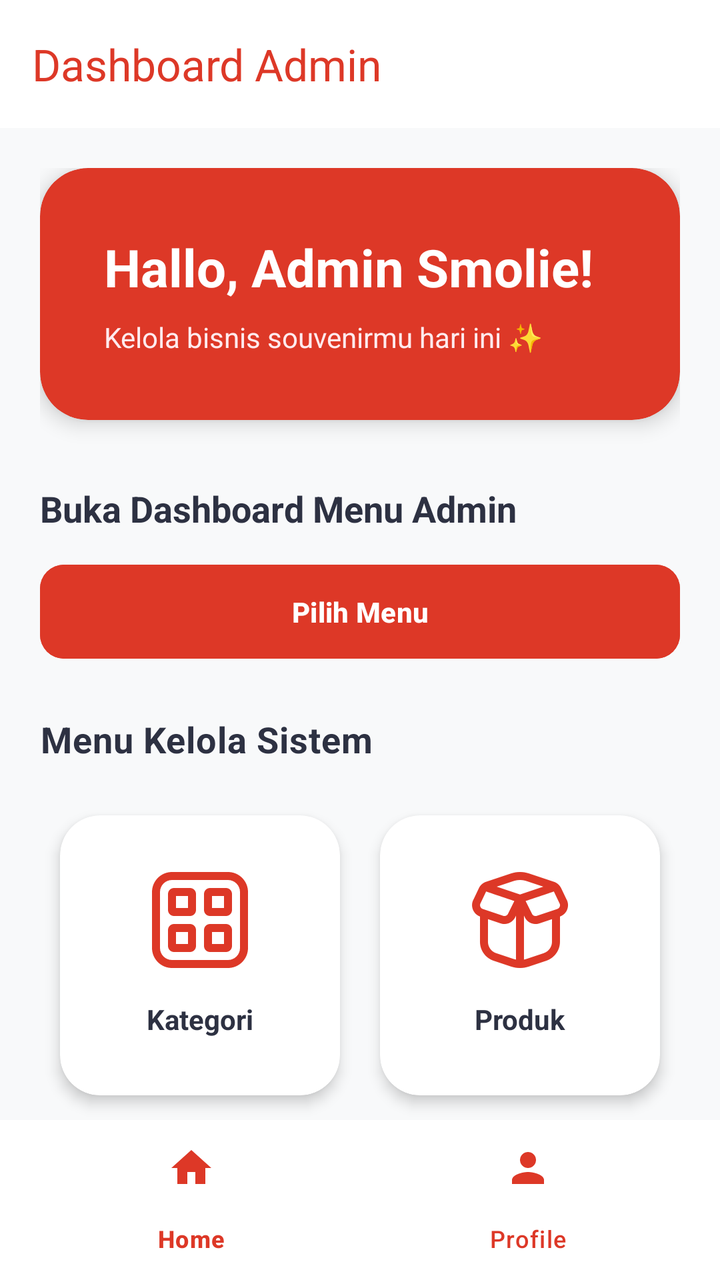
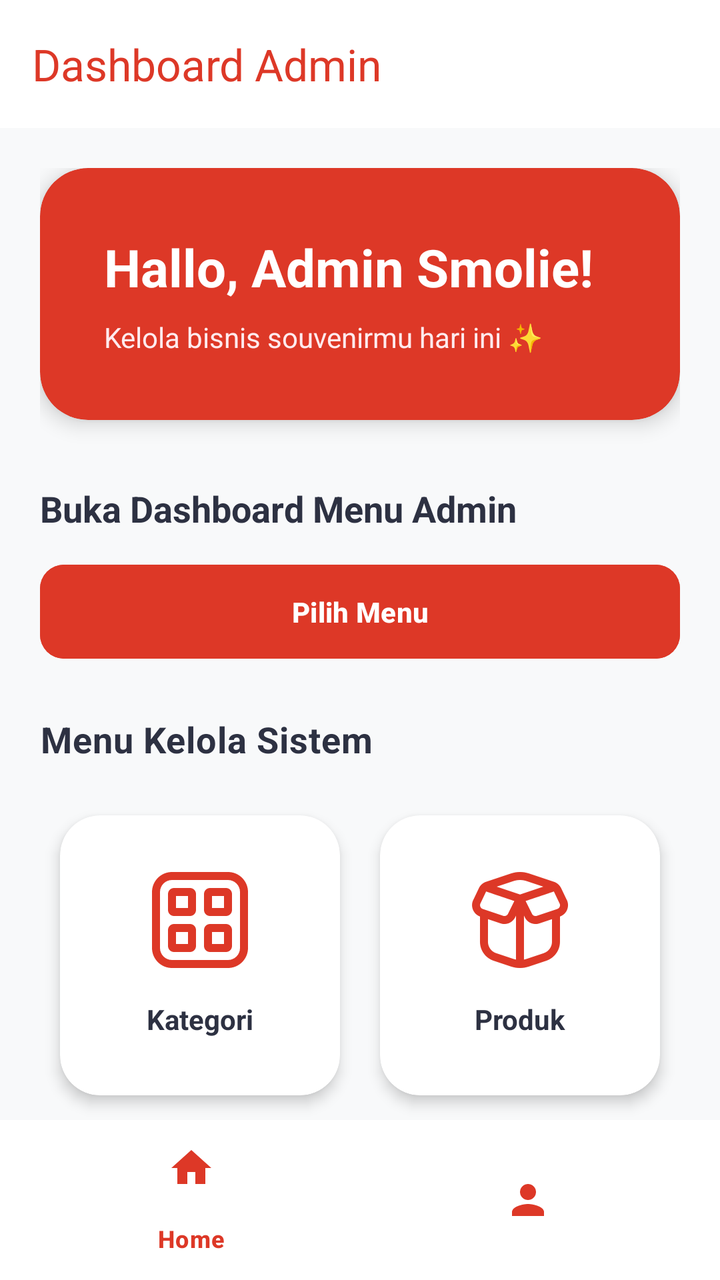

Compare the two renders of this Android layout. The source of the first and the diff that turns it into the second are given below.
<!-- AndroidManifest.xml: application theme Theme.SmolieGiftMobile -->
<!-- res/layout/activity_admin_dashboard.xml -->
<?xml version="1.0" encoding="utf-8"?>
<androidx.constraintlayout.widget.ConstraintLayout xmlns:android="http://schemas.android.com/apk/res/android"
    xmlns:app="http://schemas.android.com/apk/res-auto"
    android:layout_width="match_parent"
    android:layout_height="match_parent"
    android:background="#F8F9FA">

    <androidx.appcompat.widget.Toolbar
        android:id="@+id/toolbarAdmin"
        android:layout_width="match_parent"
        android:layout_height="?attr/actionBarSize"
        android:background="#FFFFFF"
        android:elevation="4dp"
        app:title="Dashboard Admin"
        app:titleTextColor="#DD3827"
        app:layout_constraintTop_toTopOf="parent" />

    <FrameLayout
        android:id="@+id/contentFrame"
        android:layout_width="match_parent"
        android:layout_height="0dp"
        app:layout_constraintTop_toBottomOf="@id/toolbarAdmin"
        app:layout_constraintBottom_toTopOf="@id/bottomNavigation">

        
        <ScrollView
            android:id="@+id/layoutHome"
            android:layout_width="match_parent"
            android:layout_height="match_parent"
            android:scrollbars="none"
            android:visibility="visible">

            <LinearLayout
                android:layout_width="match_parent"
                android:layout_height="wrap_content"
                android:orientation="vertical"
                android:padding="20dp"
                android:paddingBottom="40dp">

                
                <com.google.android.material.card.MaterialCardView
                    android:layout_width="match_parent"
                    android:layout_height="wrap_content"
                    app:cardBackgroundColor="#DD3827"
                    app:cardCornerRadius="24dp"
                    app:cardElevation="6dp"
                    app:strokeWidth="0dp"
                    android:layout_marginBottom="32dp">
                    <LinearLayout
                        android:layout_width="match_parent"
                        android:layout_height="wrap_content"
                        android:orientation="vertical"
                        android:padding="32dp">
                        <TextView
                            android:layout_width="wrap_content"
                            android:layout_height="wrap_content"
                            android:text="Hallo, Admin Smolie!"
                            android:textColor="#FFFFFF"
                            android:textSize="26sp"
                            android:textStyle="bold"/>
                        <TextView
                            android:layout_width="wrap_content"
                            android:layout_height="wrap_content"
                            android:text="Kelola bisnis souvenirmu hari ini ✨"
                            android:textColor="#FFEBEE"
                            android:textSize="14sp"
                            android:layout_marginTop="8dp"/>
                    </LinearLayout>
                </com.google.android.material.card.MaterialCardView>

                <TextView
                    android:layout_width="wrap_content"
                    android:layout_height="wrap_content"
                    android:text="Buka Dashboard Menu Admin"
                    android:textColor="#2D3142"
                    android:textStyle="bold"
                    android:textSize="18sp"
                    android:layout_marginBottom="12dp"/>

                <Button
                    android:id="@+id/btnPilihMenu"
                    android:layout_width="match_parent"
                    android:layout_height="55dp"
                    android:text="Pilih Menu"
                    android:backgroundTint="#DD3827"
                    android:textColor="#FFFFFF"
                    android:textStyle="bold"
                    app:cornerRadius="12dp"
                    android:layout_marginBottom="24dp"
                    android:elevation="4dp"/>

                <TextView
                    android:layout_width="wrap_content"
                    android:layout_height="wrap_content"
                    android:text="Menu Kelola Sistem"
                    android:textColor="#2D3142"
                    android:textStyle="bold"
                    android:textSize="18sp"
                    android:layout_marginBottom="16dp"
                    android:letterSpacing="0.02"/>

                <GridLayout
                    android:layout_width="match_parent"
                    android:layout_height="wrap_content"
                    android:columnCount="2"
                    android:alignmentMode="alignMargins"
                    android:columnOrderPreserved="false">

                    <com.google.android.material.card.MaterialCardView
                        android:id="@+id/cvMenuKategori"
                        android:layout_width="0dp"
                        android:layout_height="wrap_content"
                        android:layout_columnWeight="1"
                        android:layout_margin="10dp"
                        app:cardCornerRadius="20dp"
                        app:cardElevation="4dp"
                        app:strokeWidth="0dp"
                        app:cardBackgroundColor="#FFFFFF">
                        <LinearLayout
                            android:layout_width="match_parent"
                            android:layout_height="140dp"
                            android:orientation="vertical"
                            android:gravity="center"
                            android:padding="16dp">
                            <ImageView
                                android:layout_width="48dp"
                                android:layout_height="48dp"
                                android:src="@drawable/category_alt"
                                app:tint="#DD3827"/>
                            <TextView android:layout_width="wrap_content" android:layout_height="wrap_content" android:text="Kategori" android:textStyle="bold" android:textColor="#2D3142" android:layout_marginTop="16dp"/>
                        </LinearLayout>
                    </com.google.android.material.card.MaterialCardView>

                    <com.google.android.material.card.MaterialCardView
                        android:id="@+id/cvMenuProduk"
                        android:layout_width="0dp"
                        android:layout_height="wrap_content"
                        android:layout_columnWeight="1"
                        android:layout_margin="10dp"
                        app:cardCornerRadius="20dp"
                        app:cardElevation="4dp"
                        app:strokeWidth="0dp"
                        app:cardBackgroundColor="#FFFFFF">
                        <LinearLayout
                            android:layout_width="match_parent"
                            android:layout_height="140dp"
                            android:orientation="vertical"
                            android:gravity="center"
                            android:padding="16dp">
                            <ImageView
                                android:layout_width="48dp"
                                android:layout_height="48dp"
                                android:src="@drawable/box_open"
                                app:tint="#DD3827"/>
                            <TextView android:layout_width="wrap_content" android:layout_height="wrap_content" android:text="Produk" android:textStyle="bold" android:textColor="#2D3142" android:layout_marginTop="16dp"/>
                        </LinearLayout>
                    </com.google.android.material.card.MaterialCardView>

                    <com.google.android.material.card.MaterialCardView
                        android:id="@+id/cvMenuTransaksi"
                        android:layout_width="0dp"
                        android:layout_height="wrap_content"
                        android:layout_columnWeight="1"
                        android:layout_margin="10dp"
                        app:cardCornerRadius="20dp"
                        app:cardElevation="4dp"
                        app:strokeWidth="0dp"
                        app:cardBackgroundColor="#FFFFFF">
                        <LinearLayout
                            android:layout_width="match_parent"
                            android:layout_height="140dp"
                            android:orientation="vertical"
                            android:gravity="center"
                            android:padding="16dp">
                            <ImageView
                                android:layout_width="48dp"
                                android:layout_height="48dp"
                                android:src="@drawable/cash_register"
                                app:tint="#DD3827"/>
                            <TextView android:layout_width="wrap_content" android:layout_height="wrap_content" android:text="Transaksi" android:textStyle="bold" android:textColor="#2D3142" android:layout_marginTop="16dp"/>
                        </LinearLayout>
                    </com.google.android.material.card.MaterialCardView>

                    <com.google.android.material.card.MaterialCardView
                        android:id="@+id/cvMenuLaporan"
                        android:layout_width="0dp"
                        android:layout_height="wrap_content"
                        android:layout_columnWeight="1"
                        android:layout_margin="10dp"
                        app:cardCornerRadius="20dp"
                        app:cardElevation="4dp"
                        app:strokeWidth="0dp"
                        app:cardBackgroundColor="#FFFFFF">
                        <LinearLayout
                            android:layout_width="match_parent"
                            android:layout_height="140dp"
                            android:orientation="vertical"
                            android:gravity="center"
                            android:padding="16dp">
                            <ImageView
                                android:layout_width="48dp"
                                android:layout_height="48dp"
                                android:src="@drawable/newspaper"
                                app:tint="#DD3827"/>
                            <TextView android:layout_width="wrap_content" android:layout_height="wrap_content" android:text="Laporan" android:textStyle="bold" android:textColor="#2D3142" android:layout_marginTop="16dp"/>
                        </LinearLayout>
                    </com.google.android.material.card.MaterialCardView>

                </GridLayout>

            </LinearLayout>
        </ScrollView>

        
        <ScrollView
            android:id="@+id/layoutProfile"
            android:layout_width="match_parent"
            android:layout_height="match_parent"
            android:visibility="gone">

            <LinearLayout
                android:layout_width="match_parent"
                android:layout_height="wrap_content"
                android:orientation="vertical"
                android:padding="24dp"
                android:gravity="center_horizontal">

                <com.google.android.material.card.MaterialCardView
                    android:layout_width="140dp"
                    android:layout_height="140dp"
                    app:cardCornerRadius="70dp"
                    app:cardElevation="8dp"
                    app:strokeColor="#DD3827"
                    app:strokeWidth="3dp"
                    android:layout_marginBottom="24dp"
                    app:cardPreventCornerOverlap="false">
                    <ImageView
                        android:id="@+id/ivAdminProfile"
                        android:layout_width="match_parent"
                        android:layout_height="match_parent"
                        android:src="@drawable/smolie"
                        android:scaleType="centerCrop"
                        android:contentDescription="Admin Profile"/>
                </com.google.android.material.card.MaterialCardView>

                <TextView
                    android:id="@+id/tvAdminProfileName"
                    android:layout_width="wrap_content"
                    android:layout_height="wrap_content"
                    android:text="Administrator"
                    android:textSize="26sp"
                    android:textStyle="bold"
                    android:textColor="#2D3142"/>

                <TextView
                    android:id="@+id/tvAdminProfileEmail"
                    android:layout_width="wrap_content"
                    android:layout_height="wrap_content"
                    android:text="admin@smolie.com"
                    android:textSize="16sp"
                    android:textColor="#64748B"
                    android:layout_marginBottom="32dp"
                    android:fontFamily="sans-serif-medium"/>

                <com.google.android.material.card.MaterialCardView
                    android:layout_width="match_parent"
                    android:layout_height="wrap_content"
                    app:cardCornerRadius="20dp"
                    app:cardElevation="3dp"
                    app:strokeWidth="0dp"
                    app:cardBackgroundColor="#FFFFFF"
                    android:layout_marginBottom="24dp">
                    <LinearLayout
                        android:layout_width="match_parent"
                        android:layout_height="wrap_content"
                        android:orientation="vertical"
                        android:padding="24dp">
                        <TextView
                            android:layout_width="wrap_content"
                            android:layout_height="wrap_content"
                            android:text="Informasi Akun Admin"
                            android:textStyle="bold"
                            android:textColor="#2D3142"
                            android:textSize="18sp"
                            android:layout_marginBottom="16dp"/>

                        <TextView
                            android:id="@+id/tvAdminProfileUsername"
                            android:layout_width="wrap_content"
                            android:layout_height="wrap_content"
                            android:text="Username: -"
                            android:textColor="#64748B"
                            android:textSize="14sp"/>

                        <View android:layout_width="match_parent" android:layout_height="1dp" android:background="#F1F5F9" android:layout_marginTop="12dp" android:layout_marginBottom="12dp"/>

                        <TextView
                            android:id="@+id/tvAdminProfilePhone"
                            android:layout_width="wrap_content"
                            android:layout_height="wrap_content"
                            android:text="Telepon: -"
                            android:textColor="#64748B"
                            android:textSize="14sp"/>

                        <View android:layout_width="match_parent" android:layout_height="1dp" android:background="#F1F5F9" android:layout_marginTop="12dp" android:layout_marginBottom="12dp"/>

                        <TextView
                            android:id="@+id/tvAdminProfileGender"
                            android:layout_width="wrap_content"
                            android:layout_height="wrap_content"
                            android:text="Gender: -"
                            android:textColor="#64748B"
                            android:textSize="14sp"/>

                        <View android:layout_width="match_parent" android:layout_height="1dp" android:background="#F1F5F9" android:layout_marginTop="12dp" android:layout_marginBottom="12dp"/>

                        <TextView
                            android:id="@+id/tvAdminProfileAddress"
                            android:layout_width="wrap_content"
                            android:layout_height="wrap_content"
                            android:text="Alamat: -"
                            android:textColor="#64748B"
                            android:textSize="14sp"/>
                    </LinearLayout>
                </com.google.android.material.card.MaterialCardView>

                <Button
                    android:id="@+id/btnEditProfileAdmin"
                    android:layout_width="match_parent"
                    android:layout_height="55dp"
                    android:text="Edit Profil"
                    android:backgroundTint="#2D3142"
                    android:textColor="#FFFFFF"
                    android:textStyle="bold"
                    app:cornerRadius="12dp"
                    app:icon="@drawable/edit"
                    app:iconGravity="textStart"
                    app:iconPadding="8dp"/>

            </LinearLayout>
        </ScrollView>

    </FrameLayout>

    <com.google.android.material.bottomnavigation.BottomNavigationView
        android:id="@+id/bottomNavigation"
        android:layout_width="match_parent"
        android:layout_height="wrap_content"
        android:background="#FFFFFF"
        app:itemIconTint="#DD3827"
        app:itemTextColor="#DD3827"
        app:menu="@menu/admin_bottom_menu"
        app:layout_constraintBottom_toBottomOf="parent" />

</androidx.constraintlayout.widget.ConstraintLayout>
<!-- resources referenced by this layout -->
<resources>
  <!-- drawable cash_register (drawable) -->
  <vector xmlns:android="http://schemas.android.com/apk/res/android"
      android:width="512dp"
      android:height="512dp"
      android:viewportWidth="24"
      android:viewportHeight="24">
    <path
        android:fillColor="#FF000000"
        android:pathData="M19,10L7,10v-3h1.5c1.93,0 3.5,-1.57 3.5,-3.5s-1.57,-3.5 -3.5,-3.5L3.5,0C1.57,0 0,1.57 0,3.5s1.57,3.5 3.5,3.5h1.5v3c-2.757,0 -5,2.243 -5,5v4c0,2.757 2.243,5 5,5h14c2.757,0 5,-2.243 5,-5v-4c0,-2.757 -2.243,-5 -5,-5ZM2,3.5c0,-0.827 0.673,-1.5 1.5,-1.5h5c0.827,0 1.5,0.673 1.5,1.5s-0.673,1.5 -1.5,1.5L3.5,5c-0.827,0 -1.5,-0.673 -1.5,-1.5ZM5,12h14c1.654,0 3,1.346 3,3v3L2,18v-3c0,-1.654 1.346,-3 3,-3ZM19,22L5,22c-1.304,0 -2.415,-0.836 -2.828,-2L21.828,20c-0.413,1.164 -1.524,2 -2.828,2ZM9,15c0,-0.552 0.448,-1 1,-1s1,0.448 1,1 -0.448,1 -1,1 -1,-0.448 -1,-1ZM5,15c0,-0.552 0.448,-1 1,-1s1,0.448 1,1 -0.448,1 -1,1 -1,-0.448 -1,-1ZM13,15c0,-0.552 0.448,-1 1,-1s1,0.448 1,1 -0.448,1 -1,1 -1,-0.448 -1,-1ZM17,15c0,-0.552 0.448,-1 1,-1s1,0.448 1,1 -0.448,1 -1,1 -1,-0.448 -1,-1Z"/>
  </vector>
  <!-- drawable category_alt (drawable) -->
  <vector xmlns:android="http://schemas.android.com/apk/res/android"
      android:width="24dp"
      android:height="24dp"
      android:viewportWidth="24"
      android:viewportHeight="24">
    <path
        android:fillColor="#FF000000"
        android:pathData="m19,0L5,0C2.243,0 0,2.243 0,5v14c0,2.757 2.243,5 5,5h14c2.757,0 5,-2.243 5,-5L24,5c0,-2.757 -2.243,-5 -5,-5ZM22,19c0,1.654 -1.346,3 -3,3L5,22c-1.654,0 -3,-1.346 -3,-3L2,5c0,-1.654 1.346,-3 3,-3h14c1.654,0 3,1.346 3,3v14ZM9.5,4h-4c-0.827,0 -1.5,0.673 -1.5,1.5v4c0,0.827 0.673,1.5 1.5,1.5h4c0.827,0 1.5,-0.673 1.5,-1.5v-4c0,-0.827 -0.673,-1.5 -1.5,-1.5ZM9,9h-3v-3h3v3ZM18.5,4h-4c-0.827,0 -1.5,0.673 -1.5,1.5v4c0,0.827 0.673,1.5 1.5,1.5h4c0.827,0 1.5,-0.673 1.5,-1.5v-4c0,-0.827 -0.673,-1.5 -1.5,-1.5ZM18,9h-3v-3h3v3ZM9.5,13h-4c-0.827,0 -1.5,0.673 -1.5,1.5v4c0,0.827 0.673,1.5 1.5,1.5h4c0.827,0 1.5,-0.673 1.5,-1.5v-4c0,-0.827 -0.673,-1.5 -1.5,-1.5ZM9,18h-3v-3h3v3ZM18.5,13h-4c-0.827,0 -1.5,0.673 -1.5,1.5v4c0,0.827 0.673,1.5 1.5,1.5h4c0.827,0 1.5,-0.673 1.5,-1.5v-4c0,-0.827 -0.673,-1.5 -1.5,-1.5ZM18,18h-3v-3h3v3Z"/>
  </vector>
  <!-- drawable edit (drawable) -->
  <vector xmlns:android="http://schemas.android.com/apk/res/android"
      android:width="512dp"
      android:height="512dp"
      android:viewportWidth="24"
      android:viewportHeight="24">
    <path
        android:fillColor="#FF000000"
        android:pathData="M18.656,0.93 L6.464,13.122A4.966,4.966 0,0 0,5 16.657L5,18a1,1 0,0 0,1 1L7.343,19a4.966,4.966 0,0 0,3.535 -1.464L23.07,5.344a3.125,3.125 0,0 0,0 -4.414A3.194,3.194 0,0 0,18.656 0.93ZM21.656,3.93L9.464,16.122A3.02,3.02 0,0 1,7.343 17L7,17v-0.343a3.02,3.02 0,0 1,0.878 -2.121L20.07,2.344a1.148,1.148 0,0 1,1.586 0A1.123,1.123 0,0 1,21.656 3.93Z"/>
    <path
        android:fillColor="#FF000000"
        android:pathData="M23,8.979a1,1 0,0 0,-1 1V15H18a3,3 0,0 0,-3 3v4H5a3,3 0,0 1,-3 -3V5A3,3 0,0 1,5 2h9.042a1,1 0,0 0,0 -2H5A5.006,5.006 0,0 0,0 5V19a5.006,5.006 0,0 0,5 5H16.343a4.968,4.968 0,0 0,3.536 -1.464l2.656,-2.658A4.968,4.968 0,0 0,24 16.343V9.979A1,1 0,0 0,23 8.979ZM18.465,21.122a2.975,2.975 0,0 1,-1.465 0.8V18a1,1 0,0 1,1 -1h3.925a3.016,3.016 0,0 1,-0.8 1.464Z"/>
  </vector>
  <style name="Theme.SmolieGiftMobile" parent="Base.Theme.SmolieGiftMobile" />
  <style name="Base.Theme.SmolieGiftMobile" parent="Theme.Material3.DayNight.NoActionBar">
          
          <item name="colorPrimary">#DD3827</item>
          <item name="colorOnPrimary">#FFFFFF</item>
      </style>
  <!-- unchanged entries left out for length: 3 -->
</resources>

<!-- the commit's change to res/layout/activity_admin_dashboard.xml (unified diff, before → after) -->
@@ -203,6 +203,31 @@
                                 android:src="@drawable/newspaper"
                                 app:tint="#DD3827"/>
                             <TextView android:layout_width="wrap_content" android:layout_height="wrap_content" android:text="Laporan" android:textStyle="bold" android:textColor="#2D3142" android:layout_marginTop="16dp"/>
+                        </LinearLayout>
+                    </com.google.android.material.card.MaterialCardView>
+
+                    <com.google.android.material.card.MaterialCardView
+                        android:id="@+id/cvMenuReview"
+                        android:layout_width="0dp"
+                        android:layout_height="wrap_content"
+                        android:layout_columnWeight="1"
+                        android:layout_margin="10dp"
+                        app:cardCornerRadius="20dp"
+                        app:cardElevation="4dp"
+                        app:strokeWidth="0dp"
+                        app:cardBackgroundColor="#FFFFFF">
+                        <LinearLayout
+                            android:layout_width="match_parent"
+                            android:layout_height="140dp"
+                            android:orientation="vertical"
+                            android:gravity="center"
+                            android:padding="16dp">
+                            <ImageView
+                                android:layout_width="48dp"
+                                android:layout_height="48dp"
+                                android:src="@drawable/edit"
+                                app:tint="#DD3827"/>
+                            <TextView android:layout_width="wrap_content" android:layout_height="wrap_content" android:text="Ulasan" android:textStyle="bold" android:textColor="#2D3142" android:layout_marginTop="16dp"/>
                         </LinearLayout>
                     </com.google.android.material.card.MaterialCardView>
 
@@ -350,6 +375,7 @@
         app:itemIconTint="#DD3827"
         app:itemTextColor="#DD3827"
         app:menu="@menu/admin_bottom_menu"
+        app:labelVisibilityMode="selected"
         app:layout_constraintBottom_toBottomOf="parent" />
 
 </androidx.constraintlayout.widget.ConstraintLayout>
